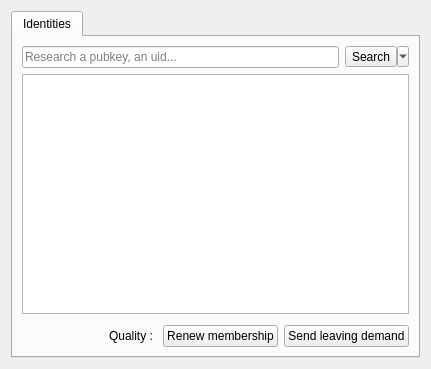
Before: the Qt Designer form res/ui/community_tab.ui in duniter/sakia, drawn with Qt 5.
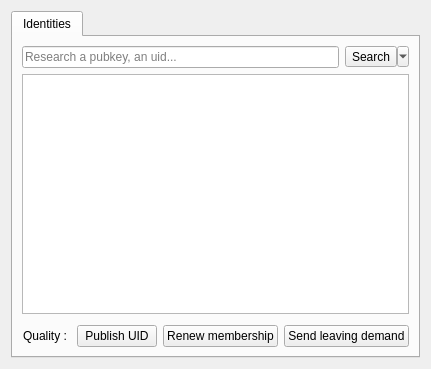
After: the same form once the commit is applied. Icons and pictures are not drawn.

Patch:
```diff
--- a/res/ui/community_tab.ui
+++ b/res/ui/community_tab.ui
@@ -119,6 +119,13 @@
              </property>
             </widget>
            </item>
+           <item>
+            <widget class="QPushButton" name="button_publish_uid">
+             <property name="text">
+              <string>Publish UID</string>
+             </property>
+            </widget>
+           </item>
            <item>
             <widget class="QPushButton" name="button_membership">
              <property name="text">
```
